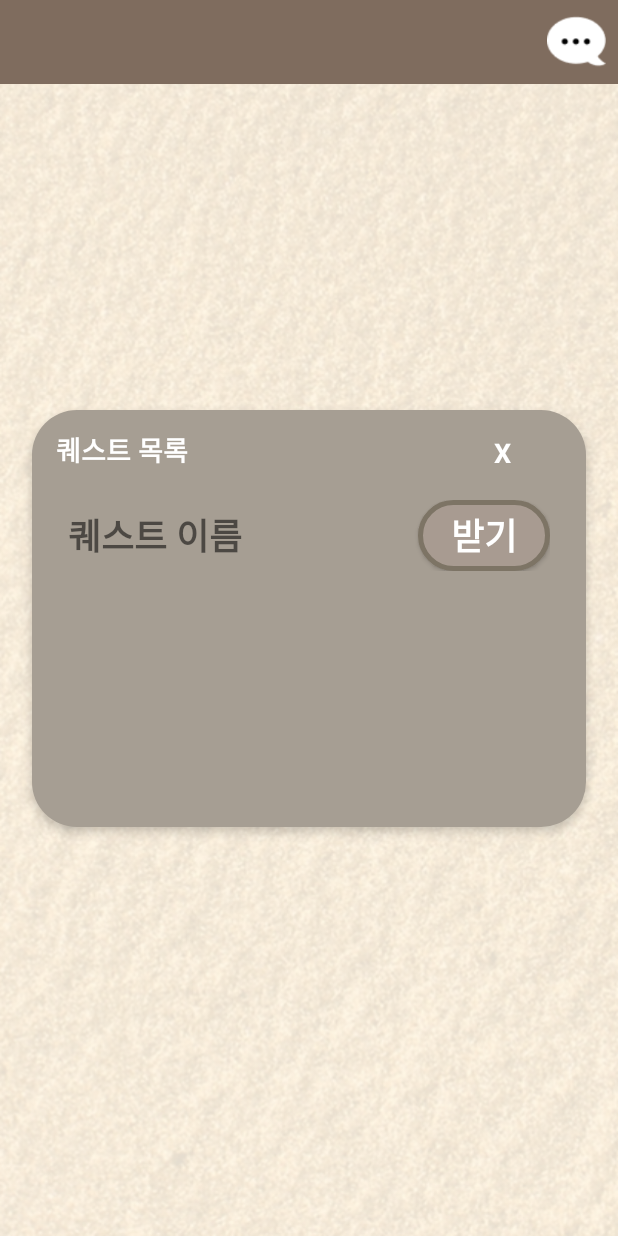
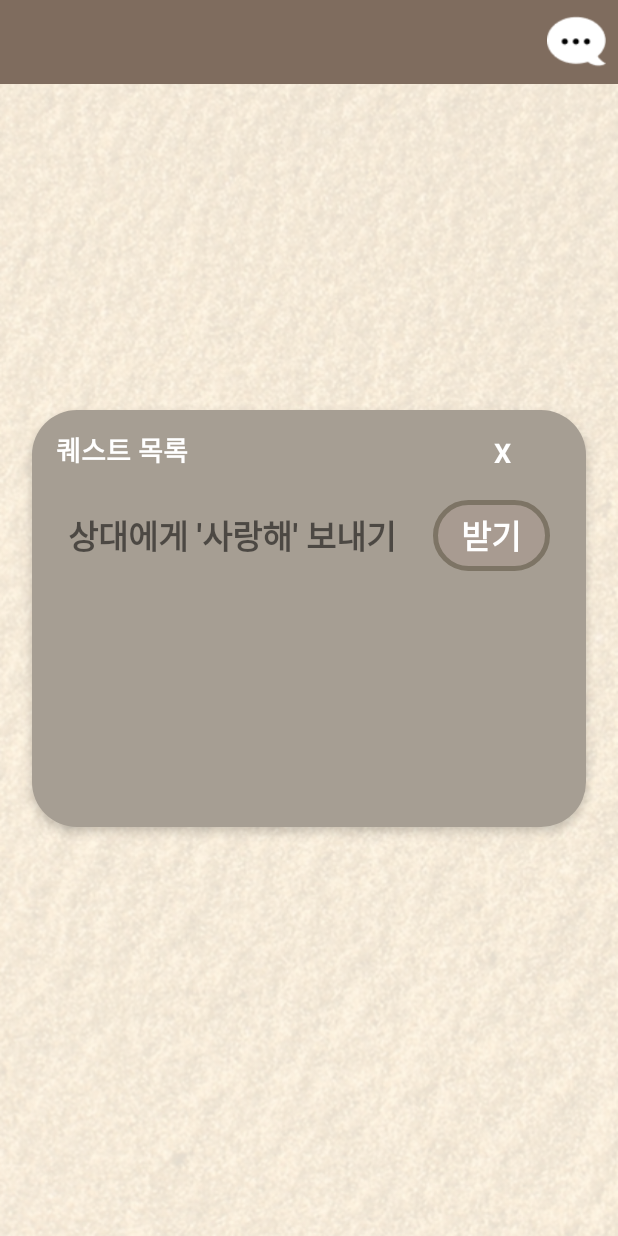
Before and after one commit to SeungYeon04/D_1to1_ChatApp, an Android app: the QuestListActivity screen opened directly, with no data from a screen before it, on a phone screen of 412 x 824 dp. Run offline under Robolectric (Android 15) with nearby library versions, the phone set to English and light mode, and no system bars; our stand-ins replace Firebase (no records; nobody signed in at launch, a user with empty details on screens opened directly); Roboto replaces fonts that are not available here.

Commit message:
Quest 구현 (1차)
채팅중 '사랑해' 감지시 '받기' 버튼 활성화 및 받기 버튼 클릭시 영양제 1개 획득 (아직 코드 다듬기가 필요함.)

```diff
--- a/ChatApp_1to1/app/src/main/res/layout/activity_quest_list.xml
+++ b/ChatApp_1to1/app/src/main/res/layout/activity_quest_list.xml
@@ -80,28 +80,29 @@
             android:orientation="horizontal"
             android:padding="8dp">
 
-            <!-- 신청자 이름 -->
+            <!-- 퀘스트 이름 -->
             <TextView
                 android:id="@+id/request_name"
                 android:layout_width="0dp"
                 android:layout_height="wrap_content"
                 android:layout_weight="1"
                 android:fontFamily="@font/bmjua"
-                android:text="퀘스트 이름"
-                android:textSize="24sp"
+                android:text="상대에게 '사랑해' 보내기"
+                android:textSize="22sp"
                 android:textStyle="bold" />
 
             <androidx.appcompat.widget.AppCompatButton
-                android:id="@+id/reject_button"
-                android:layout_width="wrap_content"
+                android:id="@+id/get_button"
+                android:layout_width="78dp"
                 android:layout_height="wrap_content"
                 android:layout_marginStart="10dp"
                 android:background="@drawable/login_btn_bg"
                 android:fontFamily="@font/bmjua"
                 android:text="받기"
                 android:textColor="#FFFFFF"
-                android:textSize="24sp"
-                android:textStyle="bold" />
+                android:textSize="22sp"
+                android:textStyle="bold"
+                android:enabled="false"/>
 
         </LinearLayout>
 
```
Also changed, not shown: ChatApp_1to1/app/src/main/java/com/example/chatapp_1to1/ChatActivity.kt (+17 -4 lines), ChatApp_1to1/app/src/main/java/com/example/chatapp_1to1/QuestListActivity.kt (+96 -7 lines).
